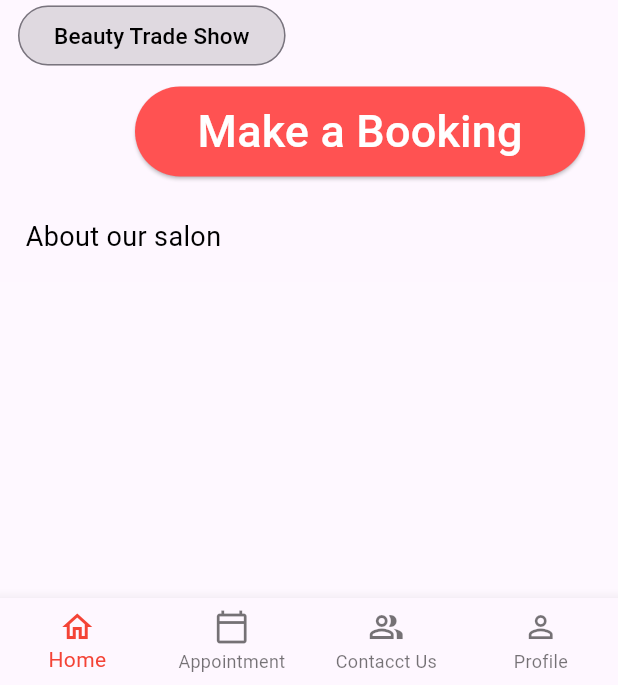
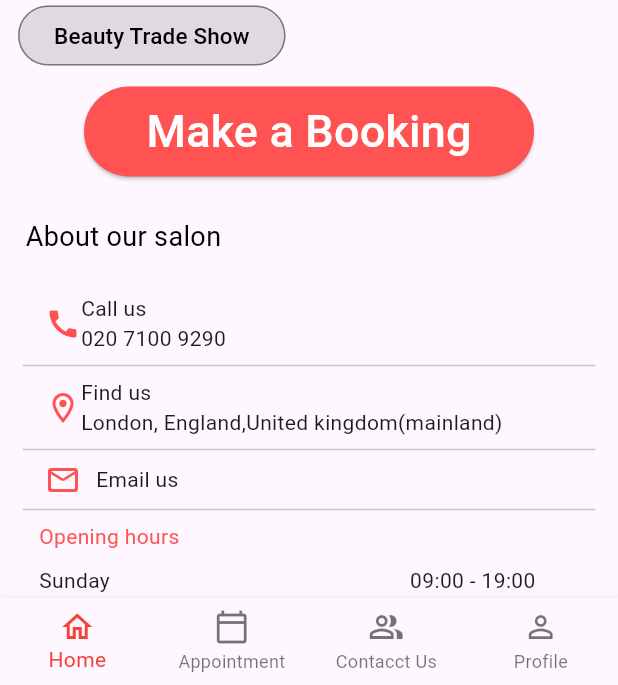
Before and after one commit to NagaharishR/salon_bliss, a Flutter app: the screen it shows after launch, on a phone screen of 412 x 824 dp, the part 551-1236 px from its top. Run offline on Flutter 3.47's test engine with Material 3 defaults, Android fonts, the phone set to English and light mode, and no system bars.

Commit message:
this commit contains more data

```diff
--- a/lib/homepage.dart
+++ b/lib/homepage.dart
@@ -15,6 +15,7 @@ class HomePage extends StatelessWidget {
             height: 300,
             width: 200,),
             SizedBox(height: 8),
+
             Row(
               children: [
               Padding(
@@ -61,7 +62,7 @@ class HomePage extends StatelessWidget {
             SizedBox(height: 10),
             Row(
               children: [
-                Padding(padding: EdgeInsets.symmetric(horizontal: 45)),
+                Padding(padding: EdgeInsets.symmetric(horizontal: 28)),
                 ElevatedButton(
                     style: TextButton.styleFrom(
                       minimumSize: Size(300, 60),
@@ -88,12 +89,118 @@ class HomePage extends StatelessWidget {
                 ),
               ],
             ),
-            Container(
-              width: double.infinity,
-              height: 500,
-              color: Colors.white10,
-
-            )
+             SizedBox(height: 8,),
+             Row(
+              children: [
+                Padding(padding: EdgeInsets.symmetric(horizontal: 15)),
+                Icon(Icons.call,
+                color: Colors.redAccent,),
+                Expanded(
+                  child: Text(
+                    'Call us                                                                                                     020 7100 9290',
+                  ),
+                ),
+              ],
+            ),
+            Divider( indent: 15,
+              endIndent: 15,),
+            Row(
+              children: [
+                Padding(padding: EdgeInsets.symmetric(horizontal: 15)),
+                Icon(Icons.location_on_outlined,
+                color: Colors.redAccent,),
+                Expanded(
+                  child: Text(
+                    'Find us                                                                                                       London, England,United kingdom(mainland)',
+                  ),
+                ),
+              ],
+            ),
+            Divider( indent: 15,
+              endIndent: 15,),
+            Row(
+              children: [
+                Padding(padding: EdgeInsets.symmetric(horizontal: 15)),
+                Icon(Icons.mail_outline_rounded,
+                  color: Colors.redAccent,),
+                SizedBox(width: 10),
+                Text('Email us'),
+              ],
+            ),
+            Divider( indent: 15,
+              endIndent: 15,),
+            Row(
+              children: [
+                Padding(padding: EdgeInsets.symmetric(horizontal: 13)),
+              Text('Opening hours',
+              style: TextStyle(
+                color: Colors.redAccent
+              ),)
+            ],
+            ),
+            SizedBox(height: 9),
+            Row(
+              children: [
+                Padding(padding: EdgeInsets.symmetric(horizontal: 13)),
+                Text('Sunday'),
+                Padding(padding: EdgeInsets.symmetric(horizontal: 100)),
+                Text('09:00 - 19:00'),
+              ],
+            ),
+            SizedBox(height: 7),
+            Row(
+              children: [
+                Padding(padding: EdgeInsets.symmetric(horizontal: 13)),
+                Text('Monday'),
+                Padding(padding: EdgeInsets.symmetric(horizontal: 98)),
+                Text('09:00 - 19:00'),
+              ],
+            ),
+            SizedBox(height: 7),
+            Row(
+              children: [
+                Padding(padding: EdgeInsets.symmetric(horizontal: 13)),
+                Text('Tuesday'),
+                Padding(padding: EdgeInsets.symmetric(horizontal: 95)),
+                Text('09:00 - 19:00'),
+              ],
+            ),
+            SizedBox(height: 7),
+            Row(
+              children: [
+                Padding(padding: EdgeInsets.symmetric(horizontal: 13)),
+                Text('Wednesday'),
+                Padding(padding: EdgeInsets.symmetric(horizontal: 85)),
+                Text('09:00 - 19:00'),
+              ],
+            ),
+            SizedBox(height: 7),
+            Row(
+              children: [
+                Padding(padding: EdgeInsets.symmetric(horizontal: 13)),
+                Text('Thursday'),
+                Padding(padding: EdgeInsets.symmetric(horizontal: 92)),
+                Text('09:00 - 19:00'),
+              ],
+            ),
+            SizedBox(height: 7),
+            Row(
+              children: [
+                Padding(padding: EdgeInsets.symmetric(horizontal: 13)),
+                Text('Friday'),
+                Padding(padding: EdgeInsets.symmetric(horizontal: 102)),
+                Text('09:00 - 19:00'),
+              ],
+            ),
+            SizedBox(height: 7),
+            Row(
+              children: [
+                Padding(padding: EdgeInsets.symmetric(horizontal: 13)),
+                Text('Saturday'),
+                Padding(padding: EdgeInsets.symmetric(horizontal: 93)),
+                Text('09:00 - 19:00'),
+              ],
+            ),
 
           ],
         ),
--- a/lib/main.dart
+++ b/lib/main.dart
@@ -4,6 +4,7 @@ import 'homepage.dart';
 
 void main() {
   runApp(MaterialApp(
+    debugShowCheckedModeBanner: false,
     home: SalonBliss(),
   ));
 }
```
